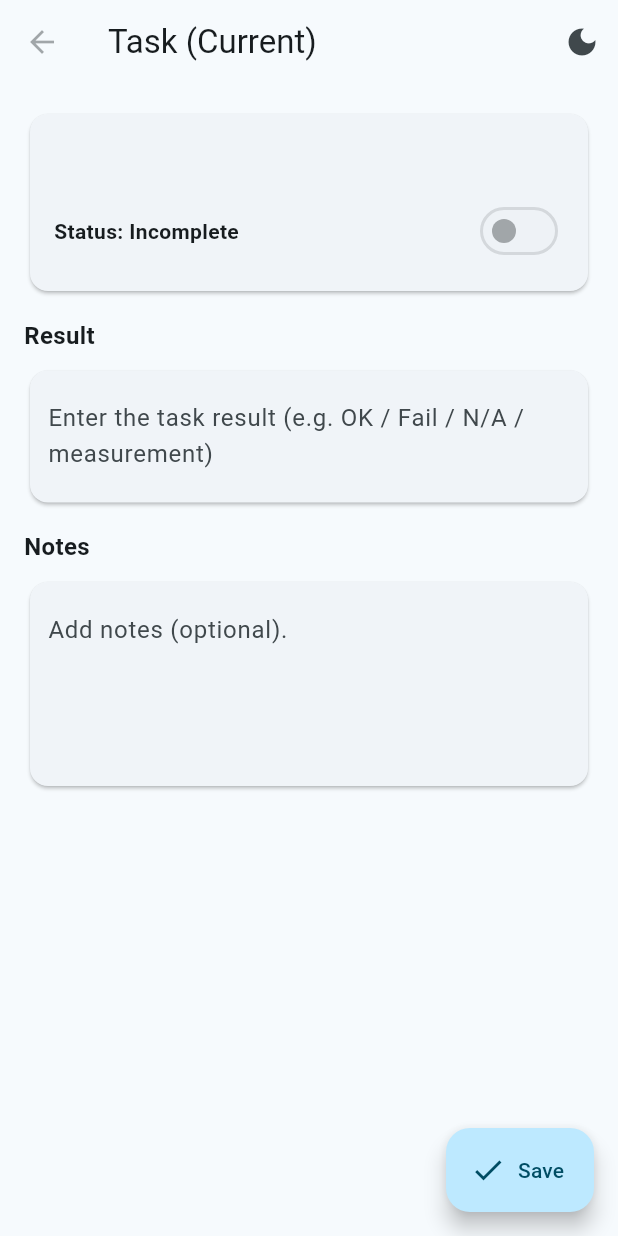
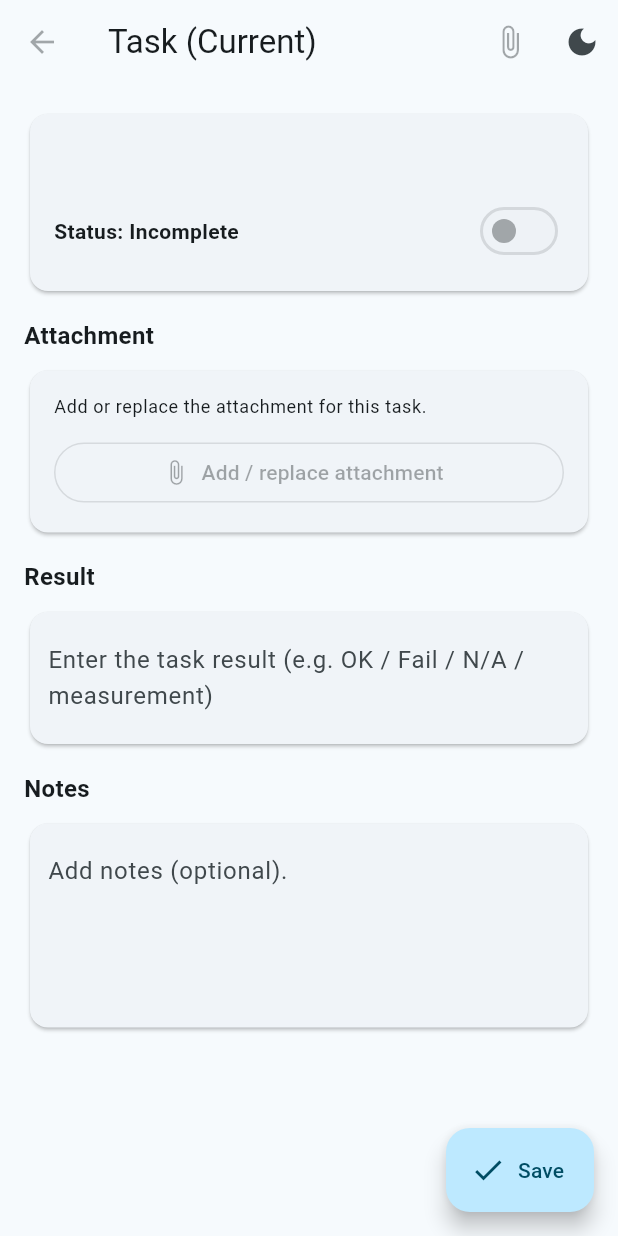
Before and after one commit to Alex-Cooke192/Cross_Platform_Programming_Assignment_2, a Flutter app: the CurrentTaskDetailsUi screen opened directly with empty values, on a phone screen of 412 x 824 dp. Run offline on Flutter 3.47's test engine with Material 3 defaults, Android fonts, the phone set to English and light mode, and no system bars; our stand-ins replace drift, rxdart, shared_preferences; accounts and stored records are empty; generated files the repository leaves out were written again; network calls fail.

Commit message:
completed ui layer with attachments screen/navigator on task screen

```diff
--- a/lib/ui/screens/opened_task_details_screen.dart
+++ b/lib/ui/screens/opened_task_details_screen.dart
@@ -5,6 +5,7 @@ import '../../core/data/local/repositories/task_repository.dart';
 import '../../models/ui_models.dart';
 import 'package:maintenance_system/ui/widgets/theme_toggle_button.dart';
 import '../../models/task_mapper.dart';
+import 'add_attachments_screen.dart';
 
 class CurrentTaskDetailsUi extends StatelessWidget {
   final String title;
@@ -19,6 +20,8 @@ class CurrentTaskDetailsUi extends StatelessWidget {
   final VoidCallback? onSave;
   final ValueChanged<bool>? onToggleComplete;
 
+  final VoidCallback? onAddAttachment;
+
   const CurrentTaskDetailsUi({
     super.key,
     required this.title,
@@ -29,6 +32,7 @@ class CurrentTaskDetailsUi extends StatelessWidget {
     this.onBack,
     this.onSave,
     this.onToggleComplete,
+    this.onAddAttachment,
   });
 
   @override
@@ -45,8 +49,15 @@ class CurrentTaskDetailsUi extends StatelessWidget {
           onPressed: onBack,
           tooltip: 'Back',
         ),
-        actions: const [
-          ThemeToggleButton(),
+        actions: [
+          // new button in app bar
+          IconButton(
+            key: const Key('btn_open_add_attachment'),
+            tooltip: 'Add attachment',
+            icon: const Icon(Icons.attach_file),
+            onPressed: onAddAttachment,
+          ),
+          const ThemeToggleButton(),
         ],
       ),
       floatingActionButton: FloatingActionButton.extended(
@@ -87,9 +98,10 @@ class CurrentTaskDetailsUi extends StatelessWidget {
                         child: Text(
                           isComplete ? 'Status: Complete' : 'Status: Incomplete',
                           key: const Key('text_task_status'),
-                          style: Theme.of(context).textTheme.bodyMedium?.copyWith(
-                                fontWeight: FontWeight.w600,
-                              ),
+                          style:
+                              Theme.of(context).textTheme.bodyMedium?.copyWith(
+                                    fontWeight: FontWeight.w600,
+                                  ),
                         ),
                       ),
                       Switch(
@@ -98,6 +110,39 @@ class CurrentTaskDetailsUi extends StatelessWidget {
                         onChanged: onToggleComplete,
                       ),
                     ],
+                  ),
+                ],
+              ),
+            ),
+          ),
+
+          const SizedBox(height: 14),
+
+          // Attachment section
+          _SectionTitle(
+            key: const Key('section_attachment'),
+            title: 'Attachment',
+          ),
+          const SizedBox(height: 8),
+          Card(
+            key: const Key('card_attachment'),
+            child: Padding(
+              padding: const EdgeInsets.all(16),
+              child: Column(
+                key: const Key('col_attachment'),
+                crossAxisAlignment: CrossAxisAlignment.stretch,
+                children: [
+                  Text(
+                    'Add or replace the attachment for this task.',
+                    key: const Key('text_attachment_blurb'),
+                    style: Theme.of(context).textTheme.bodySmall,
+                  ),
+                  const SizedBox(height: 12),
+                  OutlinedButton.icon(
+                    key: const Key('btn_add_attachment'),
+                    onPressed: onAddAttachment,
+                    icon: const Icon(Icons.attach_file),
+                    label: const Text('Add / replace attachment'),
                   ),
                 ],
               ),
@@ -262,6 +307,14 @@ class _OpenedTaskDetailsContainerState extends State<OpenedTaskDetailsContainer>
     });
   }
 
+  void _openAttachments() {
+    Navigator.of(context).push(
+      MaterialPageRoute(
+        builder: (_) => AddAttachmentsContainer(taskId: widget.taskId),
+      ),
+    );
+  }
+
   @override
   Widget build(BuildContext context) {
     final taskRepo = context.read<TaskRepository>();
@@ -292,12 +345,14 @@ class _OpenedTaskDetailsContainerState extends State<OpenedTaskDetailsContainer>
 
         return CurrentTaskDetailsUi(
           title: task.title,
+          code: task.notes,
           isComplete: _isComplete,
           resultController: _resultController,
           notesController: _notesController,
           onBack: () => Navigator.of(context).pop(),
           onSave: () => _save(task),
           onToggleComplete: _toggleComplete,
+          onAddAttachment: _openAttachments,
         );
       },
     );
```
Also changed, not shown: lib/core/data/sync/sync_service.dart (+107 -45 lines).
